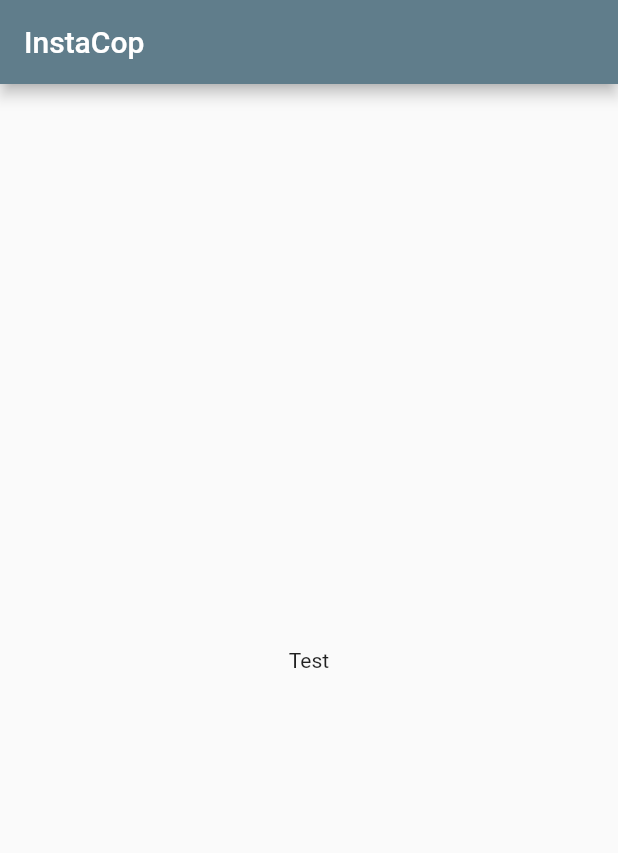
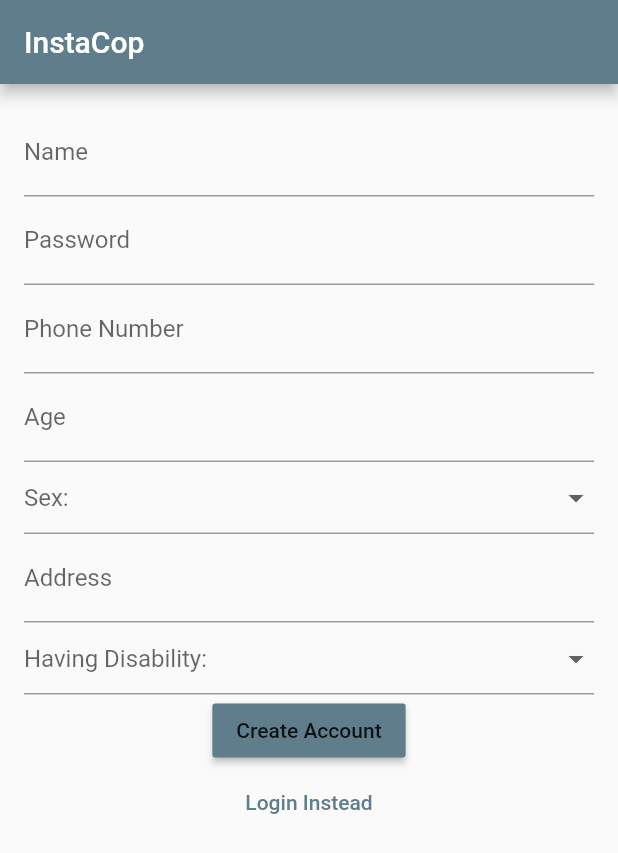
Before and after one commit to adityarajpt/IETDAVV-InternalHackathon-ZenMode, a Flutter app: the screen it shows after launch, on a phone screen of 412 x 824 dp. Shown: the top 853 px of the screen. Run offline on Flutter 3.47's test engine with Material 2 defaults, Android fonts, the phone set to English and light mode, and no system bars; our stand-ins replace geolocator, google_maps_flutter.

Commit message:
added signup and login pages

```diff
--- a/lib/main.dart
+++ b/lib/main.dart
@@ -3,6 +3,7 @@ import 'package:google_maps_flutter/google_maps_flutter.dart';
 import 'package:geolocator/geolocator.dart';
 
 import './login_page.dart';
+import './signup_page.dart';
 
 void main() => runApp(MyApp());
 
@@ -16,8 +17,10 @@ class MyApp extends StatelessWidget {
       theme: ThemeData(
         primarySwatch: Colors.blueGrey,
       ),
-      home: LoginPage(),
+      initialRoute: '/signup',
       routes: {
+        '/login': (_) => LoginPage(),
+        '/signup': (_) => SignupPage(),
         '/map': (_) => MyHomePage(),
       },
     );
--- /dev/null
+++ b/lib/providers/domain.dart
@@ -0,0 +1,3 @@
+class Domain {
+  final domain = 'tusharsadhwani1.pythonanywhere.com';
+}
--- /dev/null
+++ b/lib/signup_page.dart
@@ -0,0 +1,288 @@
+import 'dart:convert';
+
+import 'package:flutter/material.dart';
+import 'package:provider/provider.dart';
+import 'package:http/http.dart' as http;
+
+import './providers/domain.dart';
+
+class SignupPage extends StatefulWidget {
+  SignupPage();
+
+  @override
+  _SignupPageState createState() => _SignupPageState();
+}
+
+class _SignupPageState extends State<SignupPage> {
+  final _formKey = GlobalKey<FormState>();
+  var _formData = Map<String, String>();
+  var _passwordFocusNode = FocusNode();
+  var _phoneNumberFocusNode = FocusNode();
+  var _ageFocusNode = FocusNode();
+  var _sexFocusNode = FocusNode();
+  var _addressFocusNode = FocusNode();
+  var _havingDisabilityFocusNode = FocusNode();
+  var _disableButton = false;
+
+  @override
+  void dispose() {
+    _passwordFocusNode.dispose();
+    _phoneNumberFocusNode.dispose();
+    _ageFocusNode.dispose();
+    _sexFocusNode.dispose();
+    _addressFocusNode.dispose();
+    _havingDisabilityFocusNode.dispose();
+    super.dispose();
+  }
+
+  void _signup(BuildContext context) async {
+    if (!_formKey.currentState.validate()) {
+      print("Invalid form");
+      return;
+    }
+    _formKey.currentState.save();
+    setState(() {
+      _disableButton = true;
+    });
+
+    var domain = Provider.of<Domain>(context).domain;
+    var name = _formData['name'].trim();
+    var password = _formData['password'];
+    var phoneNumber = _formData['phone_no'].trim();
+    var age = _formData['age'].trim();
+    var sex = _formData['sex'];
+    var address = _formData['address'].trim();
+    var havingDisability = _formData['having_disability'];
+
+    try {
+      var response =
+          await http.get('$domain/signup?name=$name&password=$password');
+      if (response.statusCode != 200) {
+        throw ArgumentError(
+            "Request returned with status code ${response.statusCode}");
+      }
+
+      var data = jsonDecode(response.body) as Map<String, dynamic>;
+      if (data.containsKey('error')) {
+        var errMsg =
+            data.containsKey('message') ? data['message'] : "An error occured";
+        throw ArgumentError(errMsg);
+      }
+      if (!data.containsKey('success')) {
+        throw ArgumentError("Missing success from response body");
+      }
+      await showDialog(
+        context: context,
+        builder: (_) => AlertDialog(
+          title: Text('Success'),
+          content: Text("Your Account has been successfully created."),
+          actions: [
+            FlatButton(
+              child: Text('OK'),
+              onPressed: () => Navigator.of(context).pop(),
+            ),
+          ],
+        ),
+      );
+      Navigator.of(context).pushReplacementNamed('/login');
+    } catch (e) {
+      print(e);
+      _showAlert(e, context);
+    } finally {
+      setState(() {
+        _disableButton = false;
+      });
+    }
+  }
+
+  void _showAlert(e, BuildContext context) {
+    showDialog(
+      context: context,
+      builder: (_) => AlertDialog(
+        title: Text('Error'),
+        content: Text(e.toString()),
+        actions: [
+          FlatButton(
+            child: Text('OK'),
+            onPressed: () => Navigator.of(context).pop(),
+          ),
+        ],
+      ),
+    );
+  }
+
+  @override
+  Widget build(BuildContext context) {
+    return Scaffold(
+      appBar: AppBar(
+        title: Text("InstaCop"),
+      ),
+      body: Padding(
+        padding: const EdgeInsets.all(16.0),
+        child: SingleChildScrollView(
+          child: Form(
+            key: _formKey,
+            child: Column(
+              crossAxisAlignment: CrossAxisAlignment.center,
+              mainAxisAlignment: MainAxisAlignment.center,
+              children: [
+                TextFormField(
+                  decoration: InputDecoration(
+                    labelText: 'Name',
+                  ),
+                  textInputAction: TextInputAction.next,
+                  onFieldSubmitted: (_) =>
+                      FocusScope.of(context).requestFocus(_passwordFocusNode),
+                  onSaved: (value) {
+                    _formData['name'] = value;
+                  },
+                  validator: (value) {
+                    if (value.trim().length == 0)
+                      return "Field must not be empty";
+                    return null;
+                  },
+                ),
+                TextFormField(
+                  decoration: InputDecoration(
+                    labelText: 'Password',
+                  ),
+                  focusNode: _passwordFocusNode,
+                  obscureText: true,
+                  onFieldSubmitted: (_) => FocusScope.of(context)
+                      .requestFocus(_phoneNumberFocusNode),
+                  validator: (value) {
+                    if (value.length < 8) return "Password too short";
+                    return null;
+                  },
+                  onSaved: (value) {
+                    _formData['password'] = value;
+                  },
+                ),
+                TextFormField(
+                  decoration: InputDecoration(
+                    labelText: 'Phone Number',
+                  ),
+                  focusNode: _phoneNumberFocusNode,
+                  keyboardType: TextInputType.number,
+                  textInputAction: TextInputAction.next,
+                  onFieldSubmitted: (_) =>
+                      FocusScope.of(context).requestFocus(_ageFocusNode),
+                  onSaved: (value) {
+                    _formData['phone_no'] = value;
+                  },
+                  validator: (value) {
+                    value = value.trim();
+                    var matchGroup =
+                        RegExp(r'\d{10}').allMatches(value).toList();
+                    if (matchGroup.length > 0) {
+                      print(matchGroup[0].group(0));
+                      if (matchGroup[0].group(0) != value)
+                        return "Invalid phone number";
+                      return null;
+                    }
+                    return "Invalid phone number";
+                  },
+                ),
+                TextFormField(
+                  decoration: InputDecoration(
+                    labelText: 'Age',
+                  ),
+                  focusNode: _ageFocusNode,
+                  keyboardType: TextInputType.number,
+                  textInputAction: TextInputAction.next,
+                  onFieldSubmitted: (_) =>
+                      FocusScope.of(context).requestFocus(_sexFocusNode),
+                  onSaved: (value) {
+                    _formData['age'] = value;
+                  },
+                  validator: (value) {
+                    value = value.trim();
+                    var age = int.tryParse(value);
+                    if (age != null) {
+                      if (age > 0 && age < 100) return null;
+                    }
+                    return "Invalid age";
+                  },
+                ),
+                DropdownButtonFormField(
+                  hint: Text(_formData.containsKey('sex')
+                      ? _formData['sex'] == 'M' ? 'Male' : 'Female'
+                      : 'Sex:'),
+                  items: [
+                    DropdownMenuItem(
+                      child: Text('Male'),
+                      value: 'M',
+                    ),
+                    DropdownMenuItem(
+                      child: Text('Female'),
+                      value: 'F',
+                    ),
+                  ],
+                  onChanged: (value) {
+                    setState(() {
+                      _formData['sex'] = value;
+                    });
+                  },
+                ),
+                TextFormField(
+                  decoration: InputDecoration(
+                    labelText: 'Address',
+                  ),
+                  focusNode: _addressFocusNode,
+                  keyboardType: TextInputType.number,
+                  textInputAction: TextInputAction.next,
+                  onFieldSubmitted: (_) => FocusScope.of(context)
+                      .requestFocus(_havingDisabilityFocusNode),
+                  onSaved: (value) {
+                    _formData['address'] = value;
+                  },
+                  validator: (value) {
+                    value = value.trim();
+                    if (value.length == 0) return "Address must not be empty";
+                    return null;
+                  },
+                ),
+                DropdownButtonFormField(
+                  hint: Text(
+                    _formData.containsKey('having_disability')
+                        ? _formData['having_disability'] == 'true'
+                            ? 'Yes'
+                            : 'No'
+                        : 'Having Disability:',
+                  ),
+                  items: [
+                    DropdownMenuItem(
+                      child: Text('Yes'),
+                      value: 'true',
+                    ),
+                    DropdownMenuItem(
+                      child: Text('No'),
+                      value: 'false',
+                    ),
+                  ],
+                  onChanged: (value) {
+                    setState(() {
+                      _formData['having_disability'] = value;
+                    });
+                  },
+                ),
+                RaisedButton(
+                  child: Text('Create Account'),
+                  onPressed: _disableButton ? null : () => _signup(context),
+                  color: Theme.of(context).primaryColor,
+                  textColor: Theme.of(context).textTheme.button.color,
+                ),
+                FlatButton(
+                  child: Text('Login Instead'),
+                  onPressed: () =>
+                      Navigator.of(context).pushReplacementNamed('/login'),
+                  textColor: Theme.of(context).primaryColor,
+                ),
+              ],
+            ),
+          ),
+        ),
+      ),
+    );
+  }
+}
--- a/pubspec.yaml
+++ b/pubspec.yaml
@@ -21,6 +21,8 @@ dependencies:
     sdk: flutter
   google_maps_flutter:
   geolocator: ^5.2.0
+  http: ^0.12.0+4
+  provider: ^4.0.2
 
   # The following adds the Cupertino Icons font to your application.
   # Use with the CupertinoIcons class for iOS style icons.
```
Also changed, not shown: pubspec.lock.
